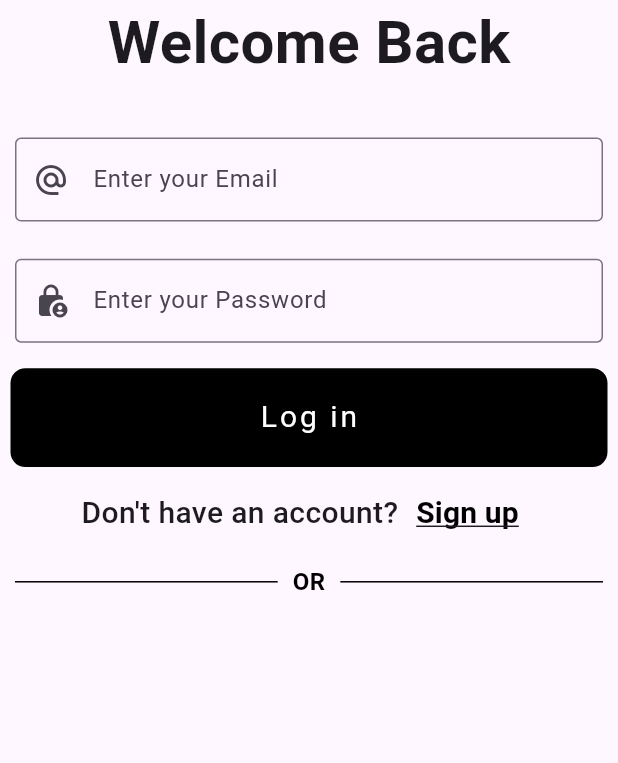
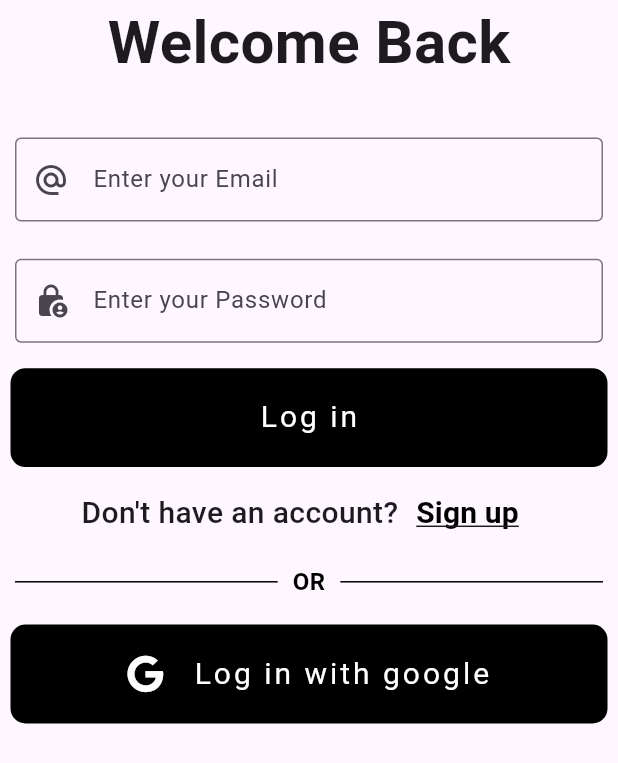
Before and after one commit to ZainR10/final_project_internncraft, a Flutter app: the screen it shows after launch, on a phone screen of 412 x 824 dp. Shown: the top 763 px of the screen. Run offline on Flutter 3.47's test engine with Material 3 defaults, Android fonts, the light colour scheme and no system bars; our stand-ins replace firebase_auth, firebase_core, font_awesome_flutter, google_fonts, google_sign_in; accounts and stored records are empty.

Commit message:
fixed google signup method , added method to get user info from google and show it in home screen.

```diff
--- a/lib/main.dart
+++ b/lib/main.dart
@@ -1,6 +1,7 @@
 import 'package:final_project_internncraft/firebase_options.dart';
 import 'package:final_project_internncraft/utils/routes/routes.dart';
 import 'package:final_project_internncraft/utils/routes/routes_name.dart';
+import 'package:final_project_internncraft/view_models/auth_models/goolge_sign_up.dart';
 import 'package:final_project_internncraft/view_models/auth_models/login_model.dart';
 import 'package:final_project_internncraft/view_models/auth_models/sign_up_model.dart';
 import 'package:firebase_core/firebase_core.dart';
@@ -30,6 +31,9 @@
           ChangeNotifierProvider(
             create: (_) => SignUpViewModel(),
           ),
+          ChangeNotifierProvider(
+            create: (_) => AuthServiceModel(),
+          ),
         ],
         child: const MaterialApp(
           title: 'Flutter Demo',
--- a/lib/utils/routes/routes.dart
+++ b/lib/utils/routes/routes.dart
@@ -1,8 +1,8 @@
 import 'package:final_project_internncraft/utils/routes/routes_name.dart';
-import 'package:final_project_internncraft/view/home_view.dart';
 import 'package:final_project_internncraft/view/login_view.dart';
 import 'package:final_project_internncraft/view/sign_up_view.dart';
 import 'package:final_project_internncraft/view/splash_view.dart';
+import 'package:final_project_internncraft/view/user_profile_view.dart';
 import 'package:flutter/material.dart';
 
 class Routes {
@@ -26,10 +26,18 @@ class Routes {
             builder: (BuildContext context) => const SignUpView(),
           );
         }
-      case RoutesName.homeView:
+      case RoutesName.userProfileView:
         {
+          final args = settings.arguments as Map<String, String>;
+          final name = args['name'] ?? '';
+          final email = args['email'] ?? '';
+          final photoUrl = args['photoUrl'] ?? '';
           return MaterialPageRoute(
-            builder: (BuildContext context) => const HomeView(),
+            builder: (BuildContext context) => UserProfileView(
+              name: name,
+              email: email,
+              photoUrl: photoUrl,
+            ),
           );
         }
 
--- a/lib/utils/routes/routes_name.dart
+++ b/lib/utils/routes/routes_name.dart
@@ -2,5 +2,5 @@ class RoutesName {
   static const String splashView = 'splash_view';
   static const String loginView = 'login_view';
   static const String signUpView = 'sign_up_view';
-  static const String homeView = 'home_view';
+  static const String userProfileView = 'user_profile_view';
 }
--- a/lib/view/login_view.dart
+++ b/lib/view/login_view.dart
@@ -2,9 +2,11 @@ import 'package:final_project_internncraft/res/components/divider_row.dart';
 import 'package:final_project_internncraft/res/components/simple_button.dart';
 import 'package:final_project_internncraft/utils/general_utils.dart';
 import 'package:final_project_internncraft/utils/routes/routes_name.dart';
+import 'package:final_project_internncraft/view_models/auth_models/goolge_sign_up.dart';
 import 'package:final_project_internncraft/view_models/auth_models/login_model.dart';
 import 'package:final_project_internncraft/view_models/auth_models/validation.dart';
 import 'package:flutter/material.dart';
+import 'package:font_awesome_flutter/font_awesome_flutter.dart';
 
 import 'package:provider/provider.dart';
 
@@ -143,7 +145,26 @@ class _LoginViewState extends State<LoginView> {
                       ))
                 ],
               ),
-              const DividerRow()
+              const DividerRow(),
+              Consumer<AuthServiceModel>(builder: (context, value, child) {
+                return SimpleButton(
+                  buttonIcon: const FaIcon(
+                    FontAwesomeIcons.google,
+                    color: Colors.white,
+                    size: 25,
+                  ),
+                  height: height * .08,
+                  width: width * 1,
+                  textcolor: Colors.white,
+                  textsize: 20,
+                  title: 'Log in with google',
+                  buttoncolor: Colors.black,
+                  loading: value.isLoading,
+                  onPress: () {
+                    value.signInWithGoogle(context);
+                  },
+                );
+              })
             ]),
       ),
     ));
--- a/lib/view_models/auth_models/login_model.dart
+++ b/lib/view_models/auth_models/login_model.dart
@@ -26,7 +26,7 @@ class LoginViewModel with ChangeNotifier {
         .then((value) {
       setloginLoading(false);
       GeneralUtils.snackBar(value.user!.email.toString(), context);
-      Navigator.pushNamed(context, RoutesName.homeView);
+      Navigator.pushNamed(context, RoutesName.userProfileView);
     }).catchError((error) {
       setloginLoading(false);
       GeneralUtils.snackBar(error.toString(), context);
--- a/lib/view_models/auth_models/sign_up_model.dart
+++ b/lib/view_models/auth_models/sign_up_model.dart
@@ -25,7 +25,7 @@ class SignUpViewModel with ChangeNotifier {
         .then((_) {
       setSignUpLoading(false);
       GeneralUtils.snackBar('Account Created', context);
-      Navigator.pushNamed(context, RoutesName.homeView);
+      Navigator.pushNamed(context, RoutesName.userProfileView);
     }).catchError((error) {
       setSignUpLoading(false);
       GeneralUtils.snackBar(error.toString(), context);
--- a/lib/view_models/auth_models/splash_view_model.dart
+++ b/lib/view_models/auth_models/splash_view_model.dart
@@ -11,7 +11,7 @@ class SplashViewLogic {
 
     if (user != null) {
       Timer(const Duration(seconds: 3), () {
-        Navigator.pushNamed(context, RoutesName.homeView);
+        Navigator.pushNamed(context, RoutesName.userProfileView);
       });
     } else {
       Timer(const Duration(seconds: 3), () {
```
Also changed, not shown: lib/view/sign_up_view.dart (+6 -4 lines), lib/view/user_profile_view.dart (renamed from lib/view/home_view.dart, +26 -7 lines), lib/view_models/auth_models/goolge_sign_up.dart (+43 -19 lines).
